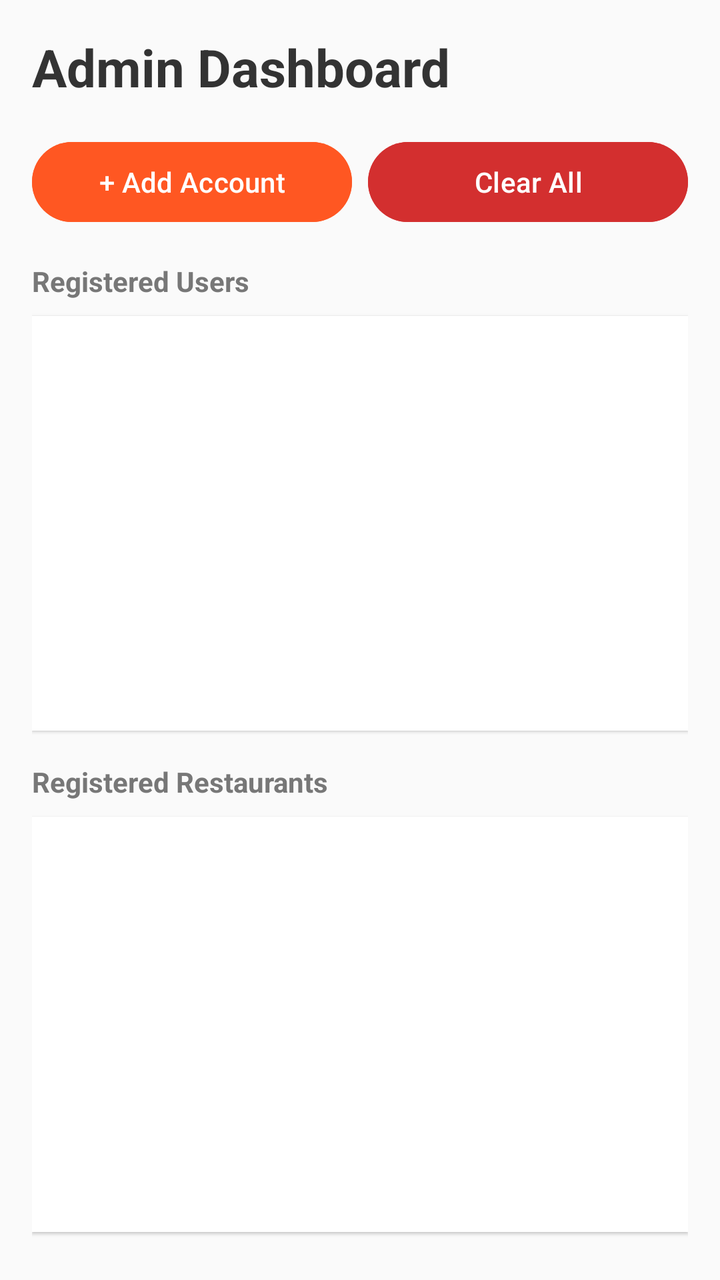
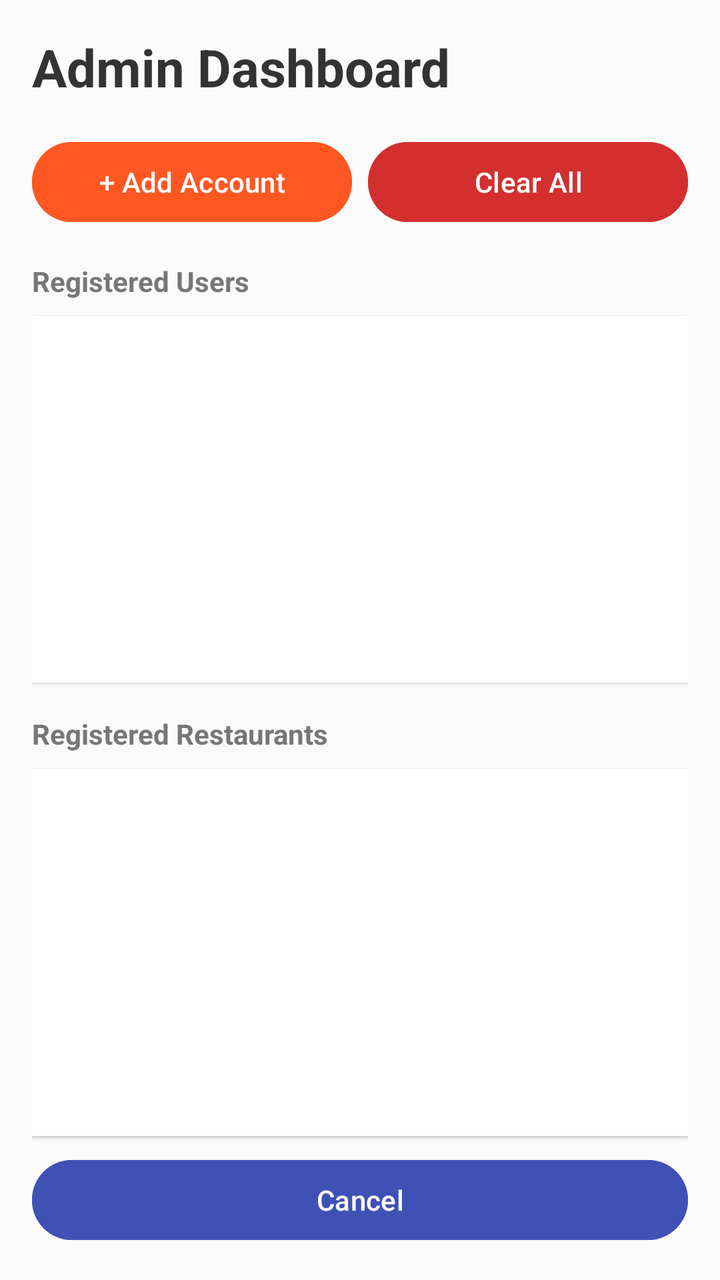

An Android layout rendered at two revisions. The XML below is the earlier revision; the diff shows what the commit changed to produce the second picture.
<!-- AndroidManifest.xml: application theme Theme.KatEats -->
<!-- res/layout/activity_admin.xml -->
<?xml version="1.0" encoding="utf-8"?>
<LinearLayout xmlns:android="http://schemas.android.com/apk/res/android"
    android:layout_width="match_parent"
    android:layout_height="match_parent"
    android:orientation="vertical"
    android:id="@+id/main"
    android:padding="16dp"
    android:background="#FAFAFA">

    <TextView
        android:layout_width="wrap_content"
        android:layout_height="wrap_content"
        android:text="Admin Dashboard"
        android:textSize="26sp"
        android:textStyle="bold"
        android:textColor="#333333"
        android:layout_marginBottom="16dp" />

    <LinearLayout
        android:layout_width="match_parent"
        android:layout_height="wrap_content"
        android:orientation="horizontal"
        android:layout_marginBottom="16dp">

        <Button
            android:id="@+id/btnAdminAdd"
            android:layout_width="0dp"
            android:layout_height="wrap_content"
            android:layout_weight="1"
            android:text="+ Add Account"
            android:backgroundTint="#FF5722"
            android:textColor="@android:color/white"
            android:layout_marginEnd="8dp"/>

        <Button
            android:id="@+id/btnAdminClear"
            android:layout_width="0dp"
            android:layout_height="wrap_content"
            android:layout_weight="1"
            android:text="Clear All"
            android:backgroundTint="#D32F2F"
            android:textColor="@android:color/white" />
    </LinearLayout>

    <TextView
        android:layout_width="wrap_content"
        android:layout_height="wrap_content"
        android:text="Registered Users"
        android:textStyle="bold"
        android:textColor="#777777"
        android:layout_marginBottom="8dp" />

    <androidx.recyclerview.widget.RecyclerView
        android:id="@+id/rvUsers"
        android:layout_width="match_parent"
        android:layout_height="0dp"
        android:layout_weight="1"
        android:background="@android:color/white"
        android:elevation="1dp"
        android:padding="4dp"
        android:layout_marginBottom="16dp" />

    <TextView
        android:layout_width="wrap_content"
        android:layout_height="wrap_content"
        android:text="Registered Restaurants"
        android:textStyle="bold"
        android:textColor="#777777"
        android:layout_marginBottom="8dp" />

    <androidx.recyclerview.widget.RecyclerView
        android:id="@+id/rvRestaurants"
        android:layout_width="match_parent"
        android:layout_height="0dp"
        android:layout_weight="1"
        android:background="@android:color/white"
        android:elevation="1dp"
        android:padding="4dp"
        android:layout_marginBottom="8dp" />

</LinearLayout>
<!-- resources referenced by this layout -->
<resources>
  <style name="Theme.KatEats" parent="Base.Theme.KatEats" />
  <style name="Base.Theme.KatEats" parent="Theme.Material3.DayNight.NoActionBar">
          
          
      </style>
</resources>

<!-- the commit's change to res/layout/activity_admin.xml (unified diff, before → after) -->
@@ -1,81 +1,92 @@
 <?xml version="1.0" encoding="utf-8"?>
 <LinearLayout xmlns:android="http://schemas.android.com/apk/res/android"
+    android:id="@+id/cancelTinder"
     android:layout_width="match_parent"
     android:layout_height="match_parent"
+    android:background="#FAFAFA"
     android:orientation="vertical"
-    android:id="@+id/main"
     android:padding="16dp"
-    android:background="#FAFAFA">
+    android:paddingLeft="16dp"
+    android:paddingTop="16dp"
+    android:paddingRight="16dp"
+    android:paddingBottom="16dp">
 
     <TextView
         android:layout_width="wrap_content"
         android:layout_height="wrap_content"
+        android:layout_marginBottom="16dp"
         android:text="Admin Dashboard"
+        android:textColor="#333333"
         android:textSize="26sp"
-        android:textStyle="bold"
-        android:textColor="#333333"
-        android:layout_marginBottom="16dp" />
+        android:textStyle="bold" />
 
     <LinearLayout
         android:layout_width="match_parent"
         android:layout_height="wrap_content"
-        android:orientation="horizontal"
-        android:layout_marginBottom="16dp">
+        android:layout_marginBottom="16dp"
+        android:orientation="horizontal">
 
         <Button
             android:id="@+id/btnAdminAdd"
             android:layout_width="0dp"
             android:layout_height="wrap_content"
+            android:layout_marginEnd="8dp"
             android:layout_weight="1"
+            android:backgroundTint="#FF5722"
             android:text="+ Add Account"
-            android:backgroundTint="#FF5722"
-            android:textColor="@android:color/white"
-            android:layout_marginEnd="8dp"/>
+            android:textColor="@android:color/white" />
 
         <Button
             android:id="@+id/btnAdminClear"
             android:layout_width="0dp"
             android:layout_height="wrap_content"
             android:layout_weight="1"
+            android:backgroundTint="#D32F2F"
             android:text="Clear All"
-            android:backgroundTint="#D32F2F"
             android:textColor="@android:color/white" />
     </LinearLayout>
 
     <TextView
         android:layout_width="wrap_content"
         android:layout_height="wrap_content"
+        android:layout_marginBottom="8dp"
         android:text="Registered Users"
-        android:textStyle="bold"
         android:textColor="#777777"
-        android:layout_marginBottom="8dp" />
+        android:textStyle="bold" />
 
     <androidx.recyclerview.widget.RecyclerView
         android:id="@+id/rvUsers"
         android:layout_width="match_parent"
         android:layout_height="0dp"
+        android:layout_marginBottom="16dp"
         android:layout_weight="1"
         android:background="@android:color/white"
         android:elevation="1dp"
-        android:padding="4dp"
-        android:layout_marginBottom="16dp" />
+        android:padding="4dp" />
 
     <TextView
         android:layout_width="wrap_content"
         android:layout_height="wrap_content"
+        android:layout_marginBottom="8dp"
         android:text="Registered Restaurants"
-        android:textStyle="bold"
         android:textColor="#777777"
-        android:layout_marginBottom="8dp" />
+        android:textStyle="bold" />
 
     <androidx.recyclerview.widget.RecyclerView
         android:id="@+id/rvRestaurants"
         android:layout_width="match_parent"
         android:layout_height="0dp"
+        android:layout_marginBottom="8dp"
         android:layout_weight="1"
         android:background="@android:color/white"
         android:elevation="1dp"
-        android:padding="4dp"
-        android:layout_marginBottom="8dp" />
+        android:padding="4dp" />
+
+    <Button
+        android:id="@+id/cancelAdmin"
+        android:layout_width="match_parent"
+        android:layout_height="wrap_content"
+        android:backgroundTint="#3F51B5"
+        android:text="Cancel" />
 
 </LinearLayout>
